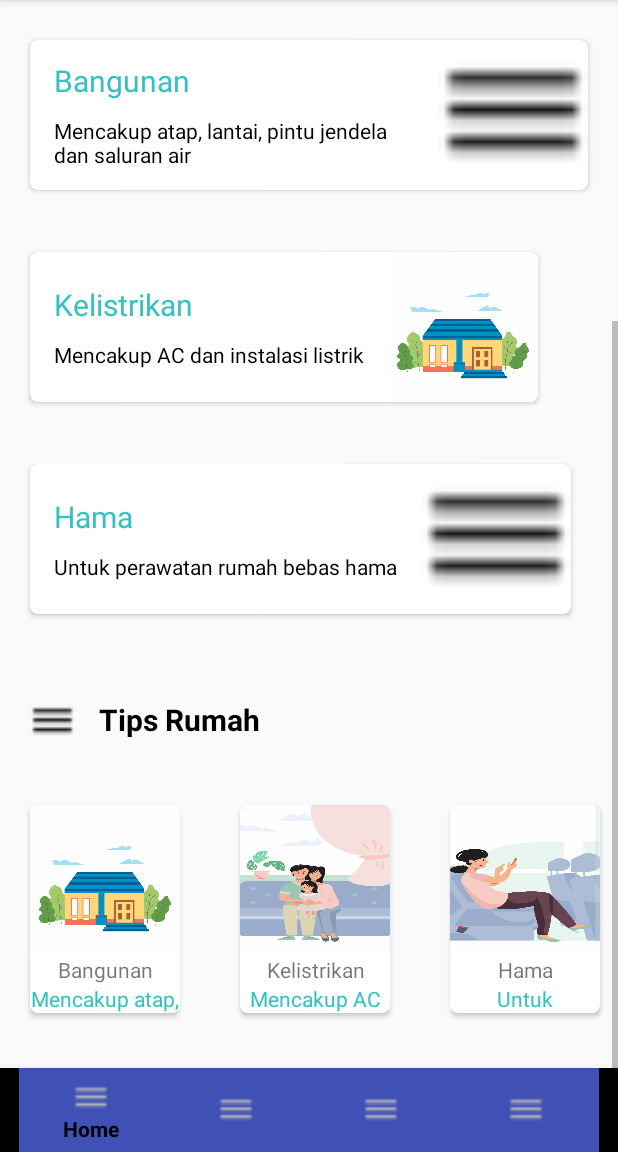
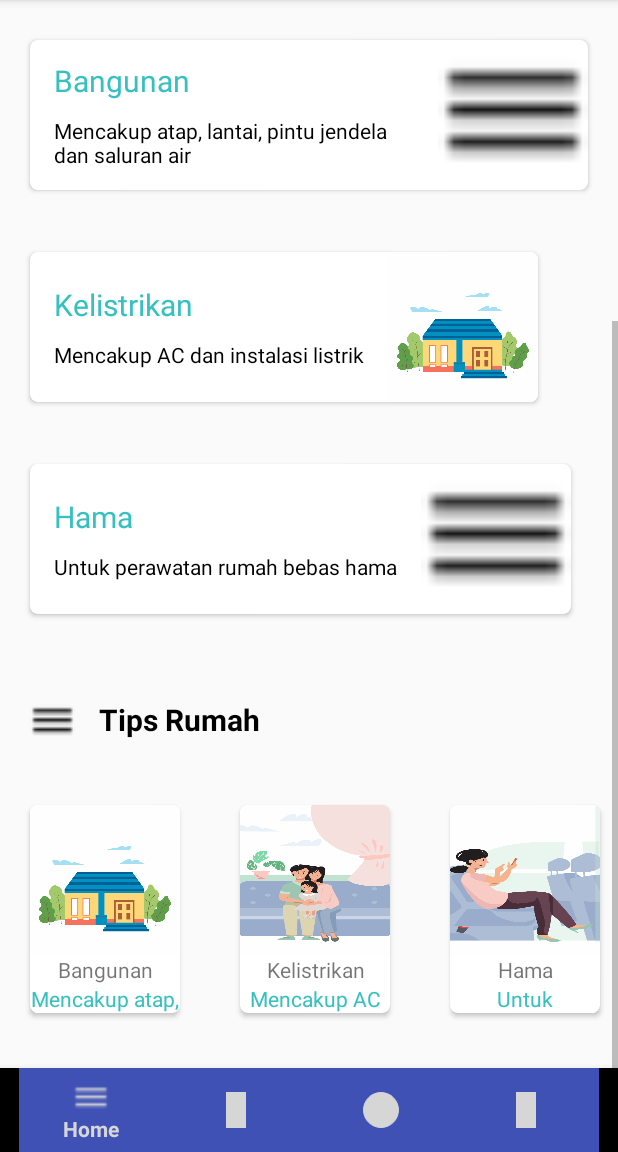
Before and after one commit to DanielWijono/Homehelp, an Android app: the DashBoardActivity screen opened directly, with no data from a screen before it, scrolled down 305 dp, on a phone screen of 412 x 824 dp, the part 84-1236 px from its top. Run offline under Robolectric (Android 15) with nearby library versions, the phone set to English and light mode, and no system bars; our stand-ins replace ButterKnife; libraries missing offline, so code that uses them is left out: me.relex.circleindicator; plain views replace CircleIndicator; 2 statements that could not run were skipped.

Commit message:
revise bottom navigation view

```diff
--- a/app/src/main/java/com/example/daniel/homehelp/DashBoardActivity.java
+++ b/app/src/main/java/com/example/daniel/homehelp/DashBoardActivity.java
@@ -40,6 +40,23 @@ public class DashBoardActivity extends AppCompatActivity implements ViewPager.On
         setContentView(R.layout.activity_dash_board);
         ButterKnife.bind(this);
         initFragment();
+        buttonNavigationListener();
+    }
+
+    private void initFragment() {
+        homeFragment = new HomeFragment();
+        FragmentTransaction fx = getSupportFragmentManager().beginTransaction();
+        fx.replace(R.id.frame_layout, homeFragment);
+        fx.addToBackStack(null);
+        fx.commit();
+
+        agendaFragment = new AgendaFragment();
+        inboxFragment = new InboxFragment();
+        favoriteFragment = new FavoriteFragment();
+    }
+
+    private void buttonNavigationListener() {
+        BottomNavigationViewHelper.disableShiftMode(bottomNavigation);
 
         bottomNavigation.setOnNavigationItemSelectedListener(new BottomNavigationView.OnNavigationItemSelectedListener() {
             @Override
@@ -76,18 +93,6 @@ public class DashBoardActivity extends AppCompatActivity implements ViewPager.On
         });
     }
 
-    private void initFragment() {
-        homeFragment = new HomeFragment();
-        FragmentTransaction fx = getSupportFragmentManager().beginTransaction();
-        fx.replace(R.id.frame_layout, homeFragment);
-        fx.addToBackStack(null);
-        fx.commit();
-
-        agendaFragment = new AgendaFragment();
-        inboxFragment = new InboxFragment();
-        favoriteFragment = new FavoriteFragment();
-    }
-
     @OnClick({R.id.drawer_layout_view, R.id.btn_bell})
     public void onViewClicked(View view) {
         switch (view.getId()) {
--- a/app/src/main/res/layout/activity_dash_board.xml
+++ b/app/src/main/res/layout/activity_dash_board.xml
@@ -69,9 +69,9 @@
             android:layout_height="wrap_content"
             android:layout_alignParentBottom="true"
             app:itemBackground="@color/colorPrimary"
-            app:itemIconTint="@color/color_grey_400"
-            app:itemTextColor="@color/color_black"
-            app:menu="@menu/bottom_navigation_main" />
+            app:itemIconTint="@color/bnv_item_color"
+            app:itemTextColor="@color/bnv_item_color"
+            app:menu="@menu/bottom_navigation_main_menu" />
 
     </RelativeLayout>
 
--- a/app/src/main/res/menu/bottom_navigation_main.xml
+++ b/app/src/main/res/menu/bottom_navigation_main_menu.xml
@@ -10,19 +10,19 @@
     <item
         android:id="@+id/action_agenda"
         android:enabled="true"
-        android:icon="@drawable/baseline_dehaze_black_18dp"
+        android:icon="@drawable/introduction_one"
         android:title="Agenda"
         app:showAsAction="ifRoom" />
     <item
         android:id="@+id/action_inbox"
         android:enabled="true"
-        android:icon="@drawable/baseline_dehaze_black_18dp"
+        android:icon="@drawable/circle_selected"
         android:title="Inbox"
         app:showAsAction="ifRoom" />
     <item
         android:id="@+id/action_favorite"
         android:enabled="true"
-        android:icon="@drawable/baseline_dehaze_black_18dp"
+        android:icon="@drawable/introduction_four"
         android:title="Favorite"
         app:showAsAction="ifRoom" />
 </menu>
```
